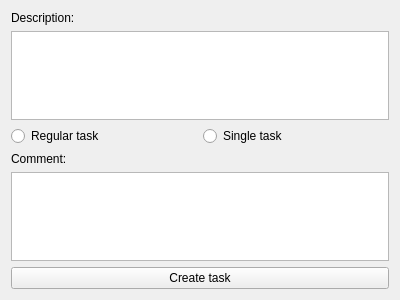
Qt form ui/NewTaskDialog.ui (Emerald777/MonthFlow) before a commit.
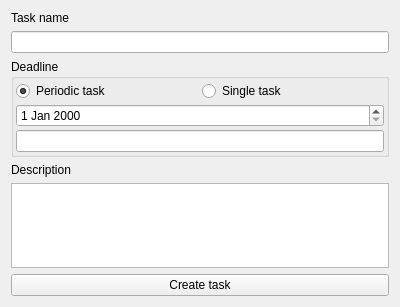
The same form after that commit.

Diff of the .ui file:
```diff
--- a/ui/NewTaskDialog.ui
+++ b/ui/NewTaskDialog.ui
@@ -7,7 +7,7 @@
     <x>0</x>
     <y>0</y>
     <width>400</width>
-    <height>300</height>
+    <height>307</height>
    </rect>
   </property>
   <property name="windowTitle">
@@ -19,19 +19,49 @@
      <item>
       <widget class="QLabel" name="label">
        <property name="text">
-        <string>Description:</string>
+        <string>Task name</string>
        </property>
       </widget>
      </item>
      <item>
-      <widget class="QTextEdit" name="textEdit"/>
+      <widget class="QLineEdit" name="editTaskName"/>
      </item>
+     <item>
+      <widget class="QGroupBox" name="groupBoxDeadline">
+       <property name="sizePolicy">
+        <sizepolicy hsizetype="Preferred" vsizetype="Preferred">
+         <horstretch>0</horstretch>
+         <verstretch>0</verstretch>
+        </sizepolicy>
+       </property>
+       <property name="title">
+        <string>Deadline</string>
+       </property>
+       <layout class="QVBoxLayout" name="verticalLayout_3">
+        <property name="spacing">
+         <number>3</number>
+        </property>
+        <property name="leftMargin">
+         <number>2</number>
+        </property>
+        <property name="topMargin">
+         <number>2</number>
+        </property>
+        <property name="rightMargin">
+         <number>2</number>
+        </property>
+        <property name="bottomMargin">
+         <number>2</number>
+        </property>
      <item>
       <layout class="QHBoxLayout" name="hLayoutRadio">
        <item>
         <widget class="QRadioButton" name="radioRegularTask">
          <property name="text">
-          <string>Regular task</string>
+             <string>Periodic task</string>
+            </property>
+            <property name="checked">
+             <bool>true</bool>
          </property>
         </widget>
        </item>
@@ -45,14 +75,30 @@
       </layout>
      </item>
      <item>
-      <widget class="QLabel" name="label_2">
+         <widget class="QDateEdit" name="dateEdit"/>
+        </item>
+        <item>
+         <widget class="QLineEdit" name="lineEdit"/>
+        </item>
+       </layout>
+      </widget>
+     </item>
+     <item>
+      <widget class="QLabel" name="labelDescription">
        <property name="text">
-        <string>Comment:</string>
+        <string>Description</string>
        </property>
       </widget>
      </item>
      <item>
-      <widget class="QTextEdit" name="textEdit_2"/>
+      <widget class="QTextEdit" name="textEdit_2">
+       <property name="sizePolicy">
+        <sizepolicy hsizetype="Expanding" vsizetype="Expanding">
+         <horstretch>0</horstretch>
+         <verstretch>0</verstretch>
+        </sizepolicy>
+       </property>
+      </widget>
      </item>
      <item>
       <widget class="QPushButton" name="buttonCreateTask">
```
Left out of the diff: 4 changed lines with no effect on the pictures. Lines whose indentation alone changed are shown as unchanged.
